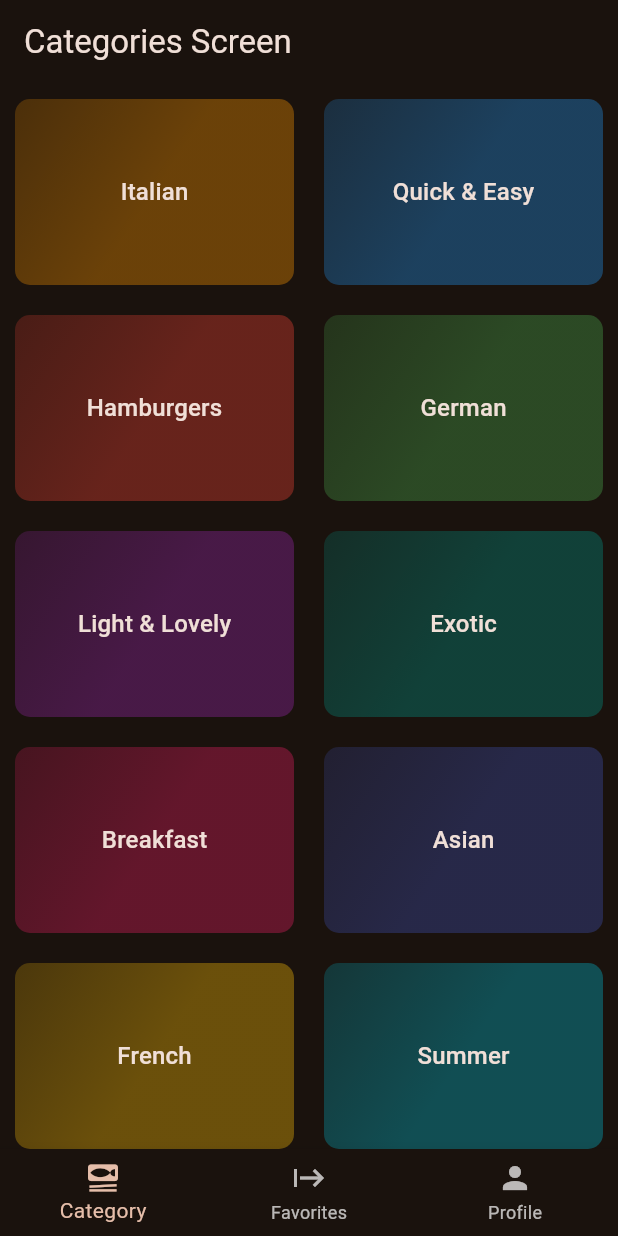
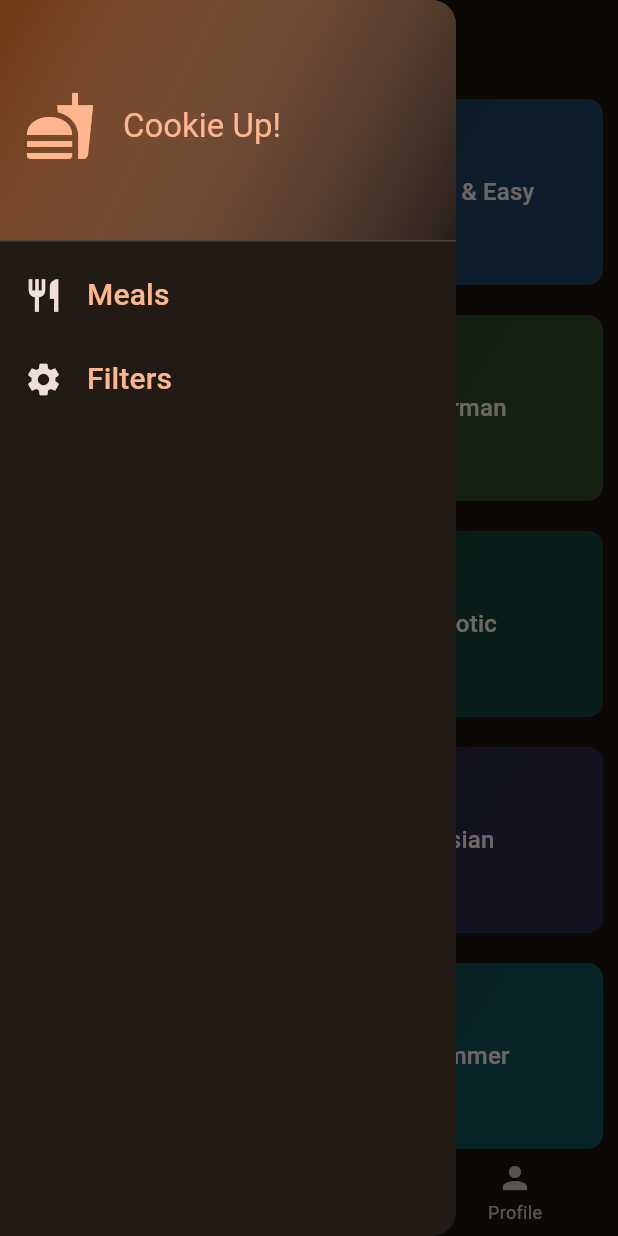
Before and after one commit to ratneshraj02/Flutter, a Flutter app: the screen it shows after launch, with the side drawer open (before the commit the screen has no drawer), on a phone screen of 412 x 824 dp. Run offline on Flutter 3.47's test engine with Material 3 defaults, Android fonts, the phone set to English and light mode, and no system bars; our stand-ins replace transparent_image.

Commit message:
meal_app updated

```diff
--- a/meal_app/analysis_options.yaml
+++ b/meal_app/analysis_options.yaml
@@ -14,6 +14,10 @@ analyzer:
     - build/**
     - android/**
     - ios/**
+    - web/**
+    - windows/**
+    - macos/**
+    - linux/**
 
 linter:
   # The lint rules applied to this project can be customized in the
--- a/meal_app/lib/main.dart
+++ b/meal_app/lib/main.dart
@@ -1,5 +1,4 @@
 import 'package:flutter/material.dart';
-import 'package:meal_app/screens/categories.dart';
 import 'package:meal_app/screens/tabs.dart';
 
 void main() {
--- a/meal_app/lib/screens/categories.dart
+++ b/meal_app/lib/screens/categories.dart
@@ -3,13 +3,26 @@ import 'package:meal_app/data/dummy_data.dart';
 import 'package:meal_app/screens/meals.dart';
 import 'package:meal_app/widgets/category_grid_item.dart';
 
+import '../models/meal_model.dart';
+
 class CategoriesScreen extends StatelessWidget {
-  const CategoriesScreen({super.key});
+  final void Function(MealModel meal) onToggleFavorites;
+  final List<MealModel> availableMeals;
+
+  const CategoriesScreen({
+    super.key,
+    required this.onToggleFavorites,
+    required this.availableMeals,
+  });
 
   void _selectCategory(BuildContext context) {
     Navigator.of(context).push(
       MaterialPageRoute(
-        builder: (ctx) => MealScreen(meals: dummyMeals, title: "Some Title!!"),
+        builder: (ctx) => MealScreen(
+          meals: availableMeals,
+          title: "Some Title!!",
+          onToggleFavorites: onToggleFavorites,
+        ),
       ),
     );
   }
--- a/meal_app/lib/screens/tabs.dart
+++ b/meal_app/lib/screens/tabs.dart
@@ -1,7 +1,18 @@
 import 'package:flutter/material.dart';
+import 'package:meal_app/data/dummy_data.dart';
+import 'package:meal_app/models/meal_model.dart';
 import 'package:meal_app/screens/categories.dart';
+import 'package:meal_app/screens/filters.dart';
 import 'package:meal_app/screens/meals.dart';
 import 'package:meal_app/screens/profile.dart';
+import 'package:meal_app/widgets/main_drawer.dart';
+
+const kInitialFilter = {
+  Filters.glutenFree: false,
+  Filters.lactoseFree: false,
+  Filters.vegetarian: false,
+  Filters.vegan: false,
+};
 
 class TabScreen extends StatefulWidget {
   const TabScreen({super.key});
@@ -12,6 +23,31 @@ class TabScreen extends StatefulWidget {
 
 class _TabScreenState extends State<TabScreen> {
   int _selectedPageIndex = 0;
+  final List<MealModel> _favoritesMeals = [];
+  Map<Filters, bool> _selectedFilters = kInitialFilter;
+
+  void _showInfoMessage(String message) {
+    ScaffoldMessenger.of(context).clearSnackBars();
+    ScaffoldMessenger.of(context).showSnackBar(
+      SnackBar(duration: const Duration(seconds: 3), content: Text(message)),
+    );
+  }
+
+  void _toggleMealFavoritesState(MealModel meal) {
+    final isExisting = _favoritesMeals.contains(meal);
+
+    if (isExisting) {
+      setState(() {
+        _favoritesMeals.remove(meal);
+      });
+      _showInfoMessage("Meal is no longer is favorite.");
+    } else {
+      setState(() {
+        _favoritesMeals.add(meal);
+      });
+      _showInfoMessage("Marked as Favorite");
+    }
+  }
 
   void selectPage(int idx) {
     setState(() {
@@ -19,13 +55,53 @@ class _TabScreenState extends State<TabScreen> {
     });
   }
 
+  void _setScreen(String identifier) async {
+    Navigator.of(context).pop();
+    if (identifier == 'filter') {
+      final result = await Navigator.of(context).push<Map<Filters, bool>>(
+        MaterialPageRoute(
+          builder: (context) => FilterScreen(currentFilter: kInitialFilter),
+        ),
+      );
+
+      setState(() {
+        _selectedFilters = result ?? kInitialFilter;
+      });
+    }
+  }
+
   @override
   Widget build(BuildContext context) {
-    Widget activeScreen = CategoriesScreen();
+    final availableMeals = dummyMeals.where((meal) {
+      if (_selectedFilters[Filters.glutenFree]! == !meal.isGlutenFree) {
+        return false;
+      }
+
+      if (_selectedFilters[Filters.lactoseFree]! == !meal.isLactoseFree) {
+        return false;
+      }
+
+      if (_selectedFilters[Filters.vegetarian]! == !meal.isVegetarian) {
+        return false;
+      }
+
+      if (_selectedFilters[Filters.vegan]! == !meal.isVegan) {
+        return false;
+      }
+      return true;
+    }).toList();
+
+    Widget activeScreen = CategoriesScreen(
+      onToggleFavorites: _toggleMealFavoritesState,
+      availableMeals: availableMeals,
+    );
     String activePageTitle = "Categories Screen";
 
     if (_selectedPageIndex == 1) {
-      activeScreen = MealScreen(meals: []);
+      activeScreen = MealScreen(
+        meals: _favoritesMeals,
+        onToggleFavorites: _toggleMealFavoritesState,
+      );
       activePageTitle = "Your Favorites";
     }
 
@@ -39,12 +115,16 @@ class _TabScreenState extends State<TabScreen> {
       bottomNavigationBar: BottomNavigationBar(
         currentIndex: _selectedPageIndex,
         items: [
-          BottomNavigationBarItem(icon: Icon(Icons.set_meal), label: "Category"),
+          BottomNavigationBarItem(
+            icon: Icon(Icons.set_meal),
+            label: "Category",
+          ),
           BottomNavigationBarItem(icon: Icon(Icons.start), label: "Favorites"),
           BottomNavigationBarItem(icon: Icon(Icons.person), label: "Profile"),
         ],
         onTap: selectPage,
       ),
+      drawer: MainDrawer(onSelectScreen: _setScreen),
     );
   }
 }
--- /dev/null
+++ b/meal_app/lib/widgets/main_drawer.dart
@@ -0,0 +1,78 @@
+import 'package:flutter/material.dart';
+
+class MainDrawer extends StatelessWidget {
+  final void Function(String identifier) onSelectScreen;
+  const MainDrawer({super.key, required this.onSelectScreen});
+
+  @override
+  Widget build(BuildContext context) {
+    return Drawer(
+      child: Column(
+        children: [
+          DrawerHeader(
+            decoration: BoxDecoration(
+              gradient: LinearGradient(
+                begin: AlignmentGeometry.topLeft,
+                end: Alignment.bottomRight,
+                colors: [
+                  Theme.of(context).colorScheme.primaryContainer,
+                  Theme.of(context).colorScheme.primary.withAlpha(8),
+                ],
+              ),
+            ),
+
+            child: Row(
+              children: [
+                Icon(
+                  Icons.fastfood,
+                  size: 48,
+                  color: Theme.of(context).colorScheme.primary,
+                ),
+                const SizedBox(width: 18),
+                Text(
+                  "Cookie Up!",
+                  style: Theme.of(context).textTheme.titleLarge!
+                      .copyWith(color: Theme.of(context).colorScheme.primary),
+                ),
+              ],
+            ),
+          ),
+          ListTile(
+            leading: Icon(
+              Icons.restaurant,
+              size: 26,
+              color: Theme.of(context).colorScheme.onSurface,
+            ),
+            title: Text(
+              "Meals",
+              style: Theme.of(context).textTheme.titleSmall!.copyWith(
+                color: Theme.of(context).colorScheme.primary,
+                fontSize: 20,
+              ),
+            ),
+            onTap: () {
+              onSelectScreen('meals');
+            },
+          ),
+          ListTile(
+            leading: Icon(
+              Icons.settings,
+              size: 26,
+              color: Theme.of(context).colorScheme.onSurface,
+            ),
+            title: Text(
+              "Filters",
+              style: Theme.of(context).textTheme.titleSmall!.copyWith(
+                color: Theme.of(context).colorScheme.primary,
+                fontSize: 20,
+              ),
+            ),
+            onTap: () {
+              onSelectScreen('filter');
+            },
+          ),
+        ],
+      ),
+    );
+  }
+}
--- a/meal_app/pubspec.yaml
+++ b/meal_app/pubspec.yaml
@@ -36,6 +36,7 @@ dependencies:
   cupertino_icons: ^1.0.8
   google_fonts: ^9.0.0
   transparent_image: ^2.0.1
+  flutter_riverpod: ^3.4.3
 
 dev_dependencies:
   flutter_test:
```
Also changed, not shown: meal_app/lib/screens/filters.dart (added, +142 -0 lines), meal_app/lib/screens/meal_details.dart (+14 -3 lines), meal_app/lib/screens/meals.dart (+8 -2 lines), meal_app/lib/widgets/meal_item.dart (+14 -3 lines), meal_app/pubspec.lock, 65 other files.
